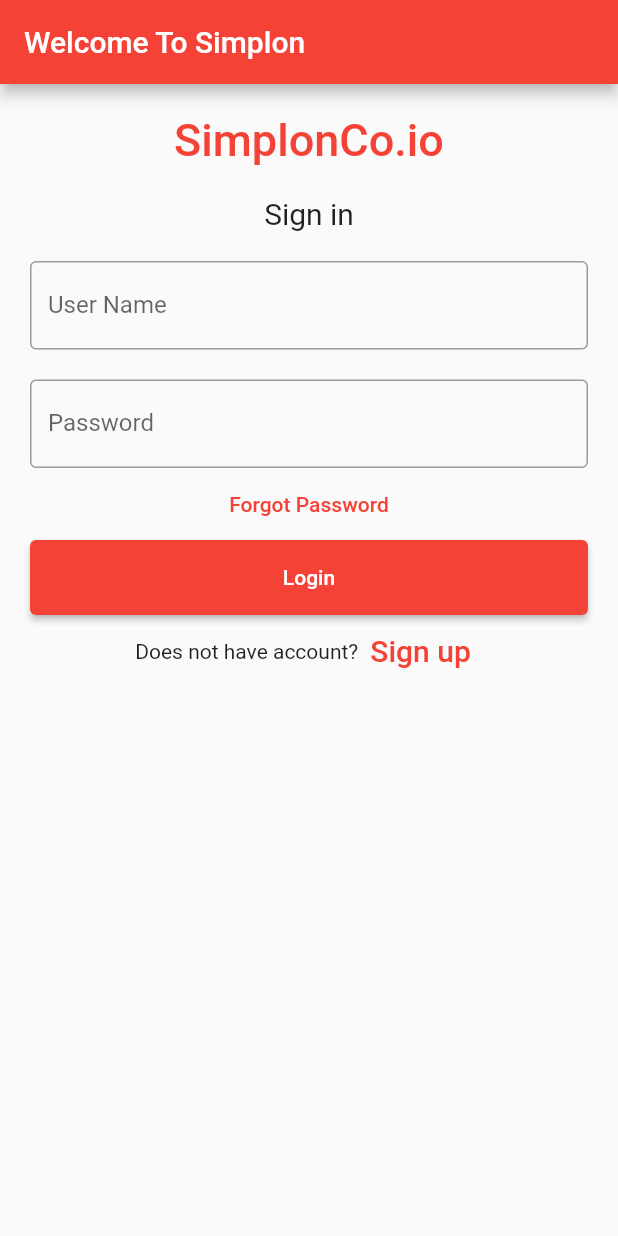
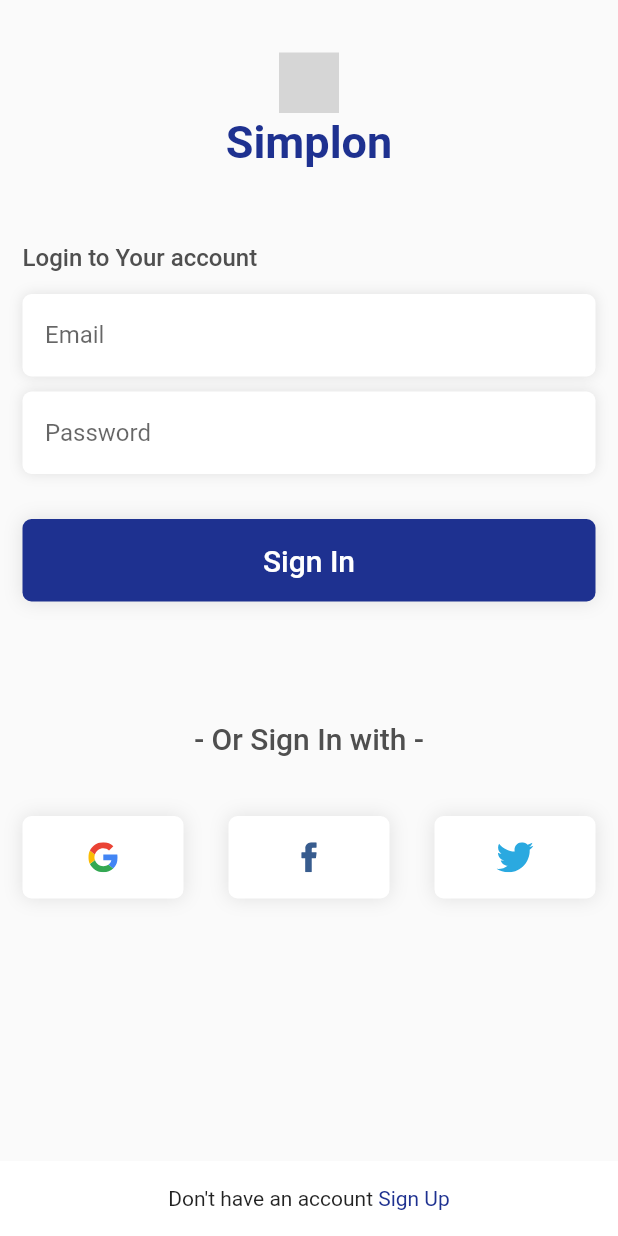
Before and after one commit to abdelmajidelayachi/flutter_simponClone, a Flutter app: the screen it shows after launch, on a phone screen of 412 x 824 dp. Run offline on Flutter 3.47's test engine with Material 2 defaults, Android fonts, the phone set to English and light mode, and no system bars; our stand-ins replace flutter_svg, get, hexcolor; project files that could hold a hidden picture were left out; grey boxes are pictures that could not be loaded.

Commit message:
add : register and login

```diff
--- a/lib/main.dart
+++ b/lib/main.dart
@@ -1,116 +1,17 @@
 import 'package:flutter/material.dart';
+import 'package:get/get_navigation/get_navigation.dart';
+import 'package:simpon_clone/views/splash.view.dart';
 
-void main() => runApp(const MyApp());
+void main() => runApp(const App());
 
-class MyApp extends StatelessWidget {
-  const MyApp({Key? key}) : super(key: key);
-
-  static const String _title = 'Welcome To Simplon';
+class App extends StatelessWidget {
+const App({ Key? key }) : super(key: key);
 
   @override
-  Widget build(BuildContext context) {
-    return MaterialApp(
-      title: _title,
-      // bg color red
-      theme: ThemeData(
-        primarySwatch: Colors.red,
-      ),
-      home: Scaffold(
-        appBar: AppBar(title: const Text(_title)),
-        body: const MyStatefulWidget(),
-      ),
+  Widget build(BuildContext context){
+    return const GetMaterialApp(
+      debugShowCheckedModeBanner: false,
+      home: SplashView()
     );
   }
 }
-
-class MyStatefulWidget extends StatefulWidget {
-  const MyStatefulWidget({Key? key}) : super(key: key);
-
-  @override
-  State<MyStatefulWidget> createState() => _MyStatefulWidgetState();
-}
-
-class _MyStatefulWidgetState extends State<MyStatefulWidget> {
-  TextEditingController nameController = TextEditingController();
-  TextEditingController passwordController = TextEditingController();
-
-  @override
-  Widget build(BuildContext context) {
-    return Padding(
-        padding: const EdgeInsets.all(10),
-        child: ListView(
-          children: <Widget>[
-            Container(
-                alignment: Alignment.center,
-                padding: const EdgeInsets.all(10),
-                child: const Text(
-                  'SimplonCo.io',
-                  style: TextStyle(
-                      color: Colors.red,
-                      fontWeight: FontWeight.w500,
-                      fontSize: 30),
-                )),
-            Container(
-                alignment: Alignment.center,
-                padding: const EdgeInsets.all(10),
-                child: const Text(
-                  'Sign in',
-                  style: TextStyle(fontSize: 20),
-                )),
-            Container(
-              padding: const EdgeInsets.all(10),
-              child: TextField(
-                controller: nameController,
-                decoration: const InputDecoration(
-                  border: OutlineInputBorder(),
-                  labelText: 'User Name',
-                ),
-              ),
-            ),
-            Container(
-              padding: const EdgeInsets.fromLTRB(10, 10, 10, 0),
-              child: TextField(
-                obscureText: true,
-                controller: passwordController,
-                decoration: const InputDecoration(
-                  border: OutlineInputBorder(),
-                  labelText: 'Password',
-                ),
-              ),
-            ),
-            TextButton(
-              onPressed: () {
-                //forgot password screen
-              },
-              child: const Text('Forgot Password',),
-            ),
-            Container(
-                height: 50,
-                padding: const EdgeInsets.fromLTRB(10, 0, 10, 0),
-                child: ElevatedButton(
-                  child: const Text('Login'),
-                  onPressed: () {
-                    print(nameController.text);
-                    print(passwordController.text);
-                  },
-                )
-            ),
-            Row(
-              children: <Widget>[
-                const Text('Does not have account?'),
-                TextButton(
-                  child: const Text(
-                    'Sign up',
-                    style: TextStyle(fontSize: 20),
-                  ),
-                  onPressed: () {
-                    //signup screen
-                  },
-                )
-              ],
-              mainAxisAlignment: MainAxisAlignment.center,
-            ),
-          ],
-        ));
-  }
-}
--- /dev/null
+++ b/lib/utils/global.colors.dart
@@ -0,0 +1,9 @@
+import 'package:hexcolor/hexcolor.dart';
+
+class GlobalColors {
+
+  static HexColor mainColor = HexColor('#1E3190');
+
+  static HexColor textColor = HexColor('#4F4F4F');
+
+}
--- /dev/null
+++ b/lib/views/login.view.dart
@@ -0,0 +1,102 @@
+import 'package:flutter/material.dart';
+import 'package:flutter_svg/svg.dart';
+import 'package:simpon_clone/utils/global.colors.dart';
+import 'package:simpon_clone/views/register.view.dart';
+import 'package:simpon_clone/widgets/button.global.dart';
+import 'package:simpon_clone/widgets/social.login.dart';
+import 'package:simpon_clone/widgets/text.form.global.dart';
+
+class LoginView extends StatelessWidget {
+  LoginView({Key? key}) : super(key: key);
+  final TextEditingController emailController = TextEditingController();
+  final TextEditingController passwordController = TextEditingController();
+
+  @override
+  Widget build(BuildContext context) {
+    return Scaffold(
+      body: SingleChildScrollView(
+        child: SafeArea(
+          child: Container(
+            width: double.infinity,
+            padding: const EdgeInsets.only(top: 35, left: 15, right: 15, bottom: 15 ),
+            child:
+                Column(crossAxisAlignment: CrossAxisAlignment.start, children: [
+
+              Container(
+                alignment: Alignment.center,
+                child: SvgPicture.asset(
+                  'assets/images/logo.svg',
+                  height: 40,
+                ),
+              ),
+              const SizedBox(height: 2),
+              Center(
+                    child: Text(
+                      'Simplon',
+                      style: TextStyle(
+                        color: GlobalColors.mainColor,
+                        fontSize: 30,
+                        fontWeight: FontWeight.w600,
+                      ),
+                    ),
+                  ),
+                  const SizedBox(height: 50,),
+              Text(
+                "Login to Your account",
+                style: TextStyle(
+                  color: GlobalColors.textColor,
+                  fontSize: 16,
+                  fontWeight: FontWeight.w500,
+                ),
+              ),
+              const SizedBox(
+                height: 15,
+              ),
+              TextFormGlobal(
+                controller: emailController,
+                text: 'Email',
+                obscure: false,
+                textInputType: TextInputType.emailAddress,
+              ),
+              const SizedBox(
+                height: 10,
+              ),
+              TextFormGlobal(
+                controller: passwordController,
+                text: 'Password',
+                obscure: true,
+                textInputType: TextInputType.text,
+              ),
+              const SizedBox(height: 30),
+              const ButtonGlobal(text: 'Sign In'),
+              const SizedBox(height: 80),
+              const SocialLogin(text: 'Sign In',),
+            ]),
+          ),
+        ),
+      ),
+      bottomNavigationBar: Container(
+        height: 50,
+        color: Colors.white,
+        alignment: Alignment.center,
+        child: Row(
+          mainAxisAlignment: MainAxisAlignment.center,
+          children: [
+            const Text(
+              'Don\'t have an account ',
+            ),
+            InkWell(
+              onTap: (){
+                Navigator.push(context, MaterialPageRoute(builder: (context) => RegisterView()));
+              } ,
+              child: Text(
+                'Sign Up',
+                style: TextStyle(color: GlobalColors.mainColor),
+              ),
+            )
+          ],
+        ),
+      ),
+    );
+  }
+}
--- /dev/null
+++ b/lib/widgets/button.global.dart
@@ -0,0 +1,39 @@
+import 'package:flutter/material.dart';
+import 'package:simpon_clone/utils/global.colors.dart';
+
+class ButtonGlobal extends StatelessWidget {
+  const ButtonGlobal({Key? key, required this.text}) : super(key: key);
+  final String text;
+
+
+  @override
+  Widget build(BuildContext context) {
+    return InkWell(
+      onTap: (){
+          print("Login");
+      } ,
+      child: Container(
+        alignment: Alignment.center,
+        height: 55,
+        decoration: BoxDecoration(
+          color: GlobalColors.mainColor,
+          borderRadius: BorderRadius.circular(6),
+          boxShadow: [
+            BoxShadow(
+              color: Colors.black.withOpacity(0.1),
+              blurRadius: 10,
+            )
+          ],
+        ),
+        child: Text(
+          text,
+          style: const TextStyle(
+            color: Colors.white,
+            fontSize: 20,
+            fontWeight: FontWeight.w500,
+          ),
+        ),
+      ),
+    );
+  }
+}
--- /dev/null
+++ b/lib/widgets/social.login.dart
@@ -0,0 +1,105 @@
+import 'package:flutter/material.dart';
+import 'package:flutter_svg/flutter_svg.dart';
+import 'package:simpon_clone/utils/global.colors.dart';
+
+class SocialLogin extends StatelessWidget {
+  const SocialLogin({Key? key, required this.text}) : super(key: key);
+  final String text;
+
+  @override
+  Widget build(BuildContext context) {
+    return Column(children: [
+      Container(
+        width: MediaQuery.of(context).size.width * 0.6,
+        alignment: Alignment.center,
+        child: Text(
+          "- Or $text with -",
+          style: TextStyle(
+            color: GlobalColors.textColor,
+            fontSize: 20,
+            fontWeight: FontWeight.w500,
+          ),
+        ),
+
+      ),
+      const SizedBox(
+        height: 40,
+      ),
+      Row(
+        children: [
+          // google
+          Expanded(
+            child: Container(
+              alignment: Alignment.center,
+              height: 55,
+              margin: const EdgeInsets.only(right: 20),
+              decoration: BoxDecoration(
+                color: Colors.white,
+                borderRadius: BorderRadius.circular(6),
+                boxShadow: [
+                  BoxShadow(
+                    color: Colors.black.withOpacity(0.1),
+                    blurRadius: 10,
+                  )
+
+                ]
+              ),
+              child: SvgPicture.asset(
+                'assets/images/google.svg',
+                height: 20,
+              ),
+            ),
+          ),
+
+
+           // Facebook
+          Expanded(
+            child: Container(
+              alignment: Alignment.center,
+              height: 55,
+              margin: const EdgeInsets.only(right: 10, left: 10),
+              decoration: BoxDecoration(
+                color: Colors.white,
+                borderRadius: BorderRadius.circular(6),
+                boxShadow: [
+                  BoxShadow(
+                    color: Colors.black.withOpacity(0.1),
+                    blurRadius: 10,
+                  )
+
+                ]
+              ),
+              child: SvgPicture.asset(
+                'assets/images/facebook.svg',
+                height: 20,
+              ),
+            ),
+          ),
+           // Twitter
+          Expanded(
+            child: Container(
+              alignment: Alignment.center,
+              height: 55,
+              margin: const EdgeInsets.only(left: 20),
+              decoration: BoxDecoration(
+                color: Colors.white,
+                borderRadius: BorderRadius.circular(6),
+                boxShadow: [
+                  BoxShadow(
+                    color: Colors.black.withOpacity(0.1),
+                    blurRadius: 10,
+                  )
+
+                ]
+              ),
+              child: SvgPicture.asset(
+                'assets/images/twitter.svg',
+                height: 20,
+              ),
+            ),
+          )
+        ],
+      )
+    ]);
+  }
+}
--- /dev/null
+++ b/lib/widgets/text.form.global.dart
@@ -0,0 +1,43 @@
+import 'dart:io';
+
+import 'package:flutter/material.dart';
+
+class TextFormGlobal extends StatelessWidget {
+const TextFormGlobal({ Key? key, required this.controller, required this.text, required this.textInputType, required this.obscure }) : super(key: key);
+final TextEditingController controller;
+final String text;
+final TextInputType textInputType;
+final bool obscure;
+
+  @override
+  Widget build(BuildContext context){
+    return Container(
+      height: 55,
+      padding: const EdgeInsets.only(top: 3, left: 15),
+      decoration: BoxDecoration(
+        color: Colors.white,
+        borderRadius: BorderRadius.circular(6),
+        boxShadow: [
+          BoxShadow(
+            color: Colors.black.withOpacity(0.1),
+            blurRadius: 7,
+          )
+        ]
+
+      ),
+      child: TextFormField(
+        controller: controller,
+        keyboardType: textInputType,
+        obscureText: obscure,
+        decoration: InputDecoration(
+          hintText: text,
+          border: InputBorder.none,
+          contentPadding: const EdgeInsets.all(0),
+          hintStyle: const TextStyle(
+            height: 1,
+          )
+        ),
+      ),
+    );
+  }
+}
```
Also changed, not shown: lib/views/register.view.dart (added, +125 -0 lines), lib/views/splash.view.dart (added, +27 -0 lines), pubspec.yaml (+7 -9 lines), assets/images/facebook.svg (added), assets/images/google.svg (added), assets/images/logo.png (added), assets/images/logo.svg (added), assets/images/twitter.svg (added), pubspec.lock.
